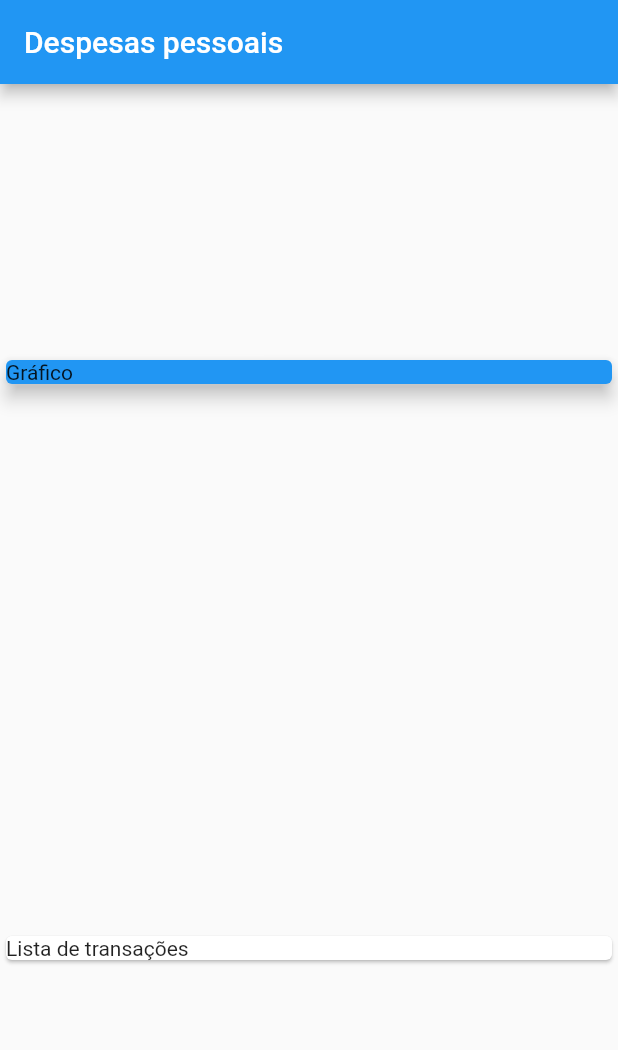
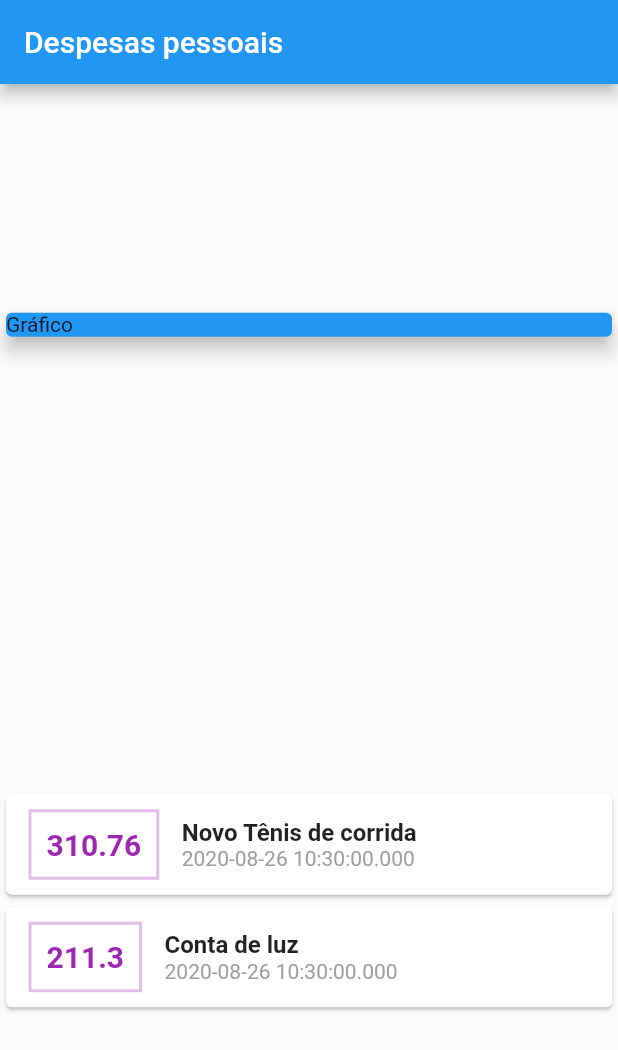
Before and after one commit to JoelSchecheleski/expenses, a Flutter app: the screen it shows after launch, on a phone screen of 412 x 824 dp. Shown: the top 1050 px of the screen. Run offline on Flutter 3.47's test engine with Material 2 defaults, Android fonts, the phone set to English and light mode, and no system bars.

Commit message:
Alterado estilo de cores

```diff
--- a/lib/main.dart
+++ b/lib/main.dart
@@ -40,8 +40,46 @@ class MyHomePage extends StatelessWidget {
               elevation: 5,
             ),
           ),
-          Card(
-            child: Text('Lista de transações'),
+          Column(
+            children: _transactions.map((tr) {
+              return Card(
+                child: Row(
+                  children: <Widget>[
+                    Container(
+                      margin:
+                          EdgeInsets.symmetric(horizontal: 15, vertical: 10),
+                      decoration: BoxDecoration(
+                          border:
+                              Border.all(color: Colors.purple[100], width: 2)),
+                      padding: EdgeInsets.all(10),
+                      child: Text(
+                        tr.value.toString(),
+                        style: TextStyle(
+                            fontWeight: FontWeight.bold,
+                            fontSize: 20,
+                            color: Colors.purple),
+                      ),
+                    ),
+                    Column(
+                      crossAxisAlignment: CrossAxisAlignment.start,
+                      children: [
+                        Text(
+                          tr.title,
+                          style: TextStyle(
+                            fontSize: 16,
+                            fontWeight: FontWeight.bold,
+                          ),
+                        ),
+                        Text(
+                          (tr.date.toString()),
+                          style: TextStyle(color: Colors.grey),
+                        ),
+                      ],
+                    )
+                  ],
+                ),
+              );
+            }).toList(),
           )
         ],
       ),
```
